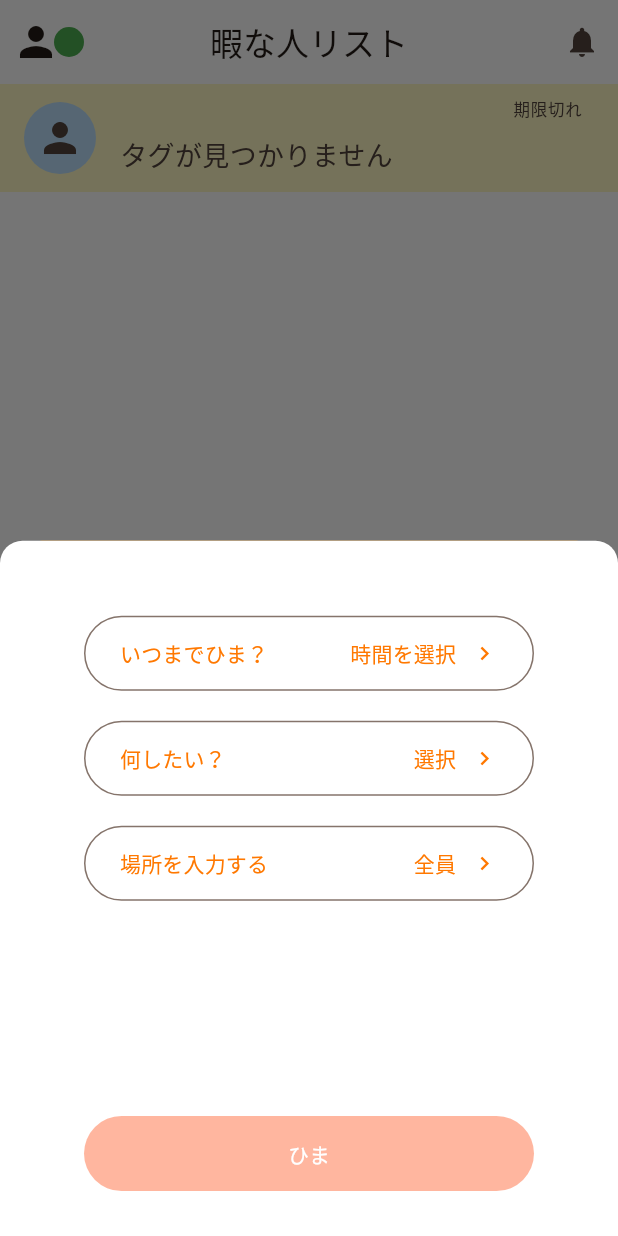
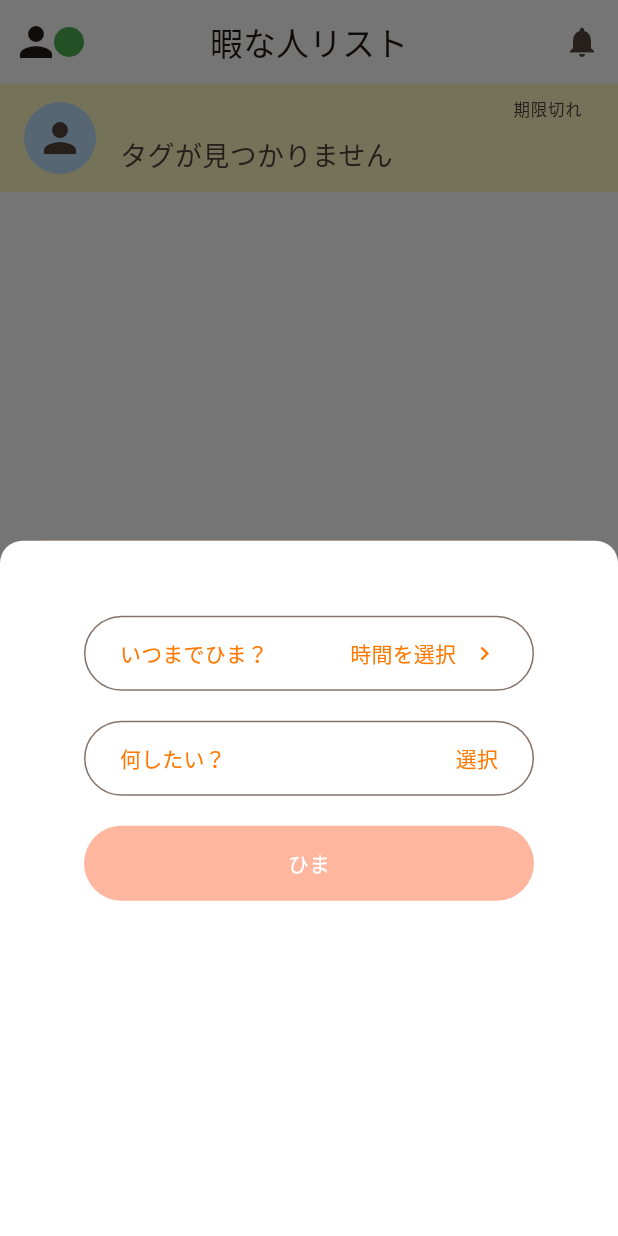
Before and after one commit to horiyu/hi-match, a Flutter app: the NextPage screen opened by its route, after a tap on the "add" icon, on a phone screen of 412 x 824 dp. Run offline on Flutter 3.47's test engine with Material 3 defaults, Android fonts, the phone set to English and light mode, and no system bars; our stand-ins replace cloud_firestore, firebase_analytics, firebase_auth, firebase_core, flutter_datetime_picker_plus, hooks_riverpod and 1 more; accounts and stored records are empty.

Commit message:
暇詳細登録時に選択したtagの名前が表示されない問題を解決

```diff
--- a/lib/hima_modal.dart
+++ b/lib/hima_modal.dart
@@ -118,11 +118,18 @@ class _HimaModalState extends State<HimaModal> {
                         if (selectedDate == null)
                           const Text('選択')
                         else
-                          const Text('選択'),
-                        const SizedBox(width: 10),
-                        const Icon(
-                          Icons.chevron_right,
-                        ),
+                          Column(
+                            crossAxisAlignment: CrossAxisAlignment.end,
+                            children: selectedHimaActivitiesContent!
+                                .map((content) => Text(
+                                      content,
+                                      style: const TextStyle(
+                                        fontSize: 12,
+                                        color: Colors.grey,
+                                      ),
+                                    ))
+                                .toList(),
+                          ),
                       ],
                     ),
                   ],
@@ -158,36 +165,6 @@ class _HimaModalState extends State<HimaModal> {
               //   ),
               // ),
               const SizedBox(height: 20),
-              OutlinedButton(
-                style: ButtonStyle(
-                  backgroundColor: WidgetStateProperty.all(Colors.white),
-                  minimumSize: WidgetStateProperty.all(const Size(300, 50)),
-                  maximumSize: WidgetStateProperty.all(const Size(300, 50)),
-                ),
-                child: Row(
-                  mainAxisAlignment: MainAxisAlignment.spaceBetween,
-                  children: [
-                    const Text('場所を入力する'),
-                    Row(
-                      children: [
-                        if (selectedDate == null)
-                          const Text('全員')
-                        else
-                          const Text('選択'),
-                        const SizedBox(width: 10),
-                        const Icon(
-                          Icons.chevron_right,
-                        ),
-                      ],
-                    ),
-                  ],
-                ),
-                onPressed: () {},
-              ),
-              // const SizedBox(height: 20),
-              const Expanded(
-                child: SizedBox(height: 20),
-              ),
               Padding(
                 padding: const EdgeInsets.only(bottom: 30),
                 child: Row(
```
